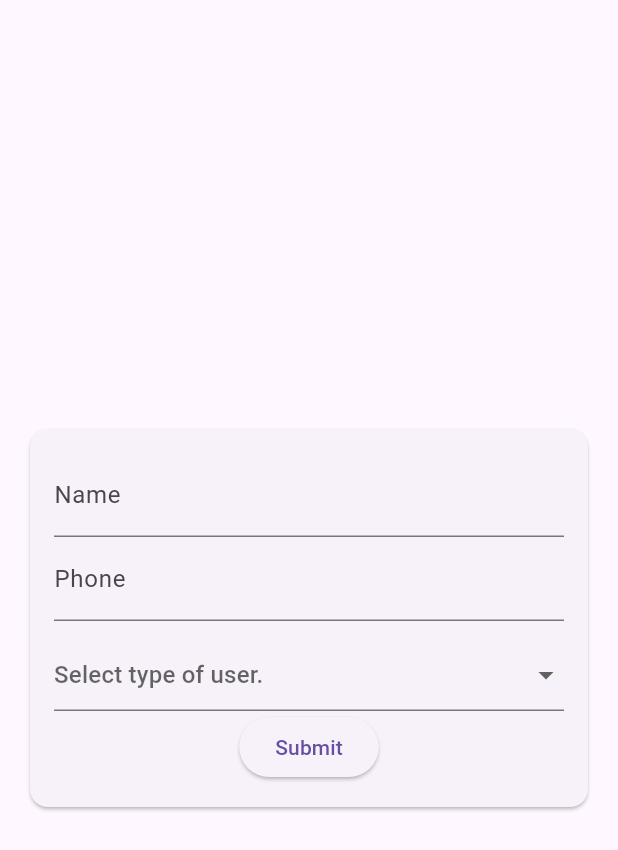
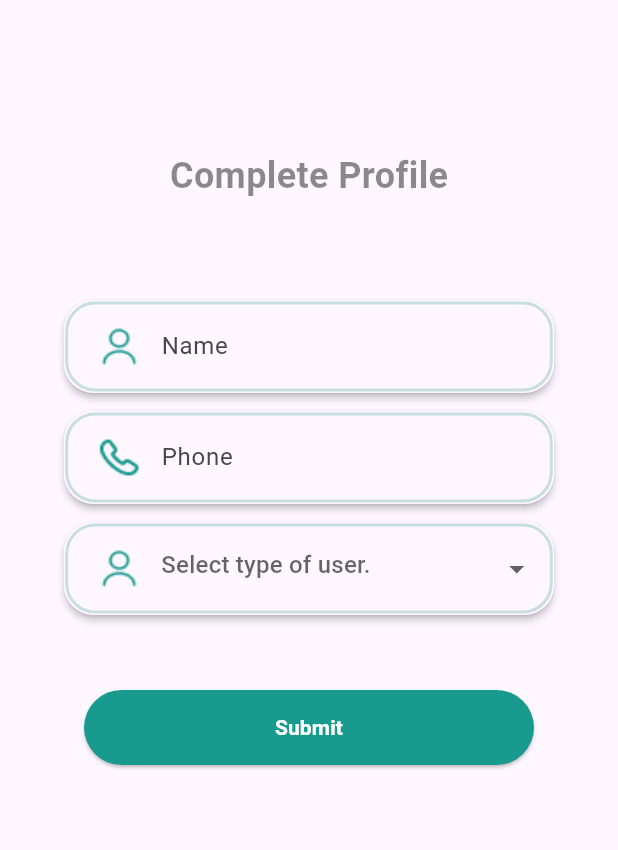
Before and after one commit to yjawais/WellBe-Brain-Tumor-Detection, a Flutter app: the ProfileInputScreen screen opened by its route, on a phone screen of 412 x 824 dp. Shown: the top 850 px of the screen. Run offline on Flutter 3.47's test engine with Material 2 defaults, Android fonts, the light colour scheme and no system bars; our stand-ins replace cloud_firestore, firebase_auth, firebase_core, flutter_profile_picture, google_sign_in, image_picker; accounts and stored records are empty; network calls fail.

Commit message:
complete profile ui done

```diff
--- a/lib/auth/screens/auth_screen.dart
+++ b/lib/auth/screens/auth_screen.dart
@@ -7,6 +7,7 @@ import 'package:cloud_firestore/cloud_firestore.dart';
 import 'package:major_proj_sbj/auth/screens/forgot_password_screen.dart';
 import 'package:major_proj_sbj/auth/screens/profile_input_screen.dart';
 import 'package:major_proj_sbj/auth/widgets/auth_form.dart';
+import 'package:google_sign_in/google_sign_in.dart';
 
 class AuthScreen extends StatefulWidget {
   static const String routeName = '/auth';
@@ -70,6 +71,22 @@ class _AuthScreenState extends State<AuthScreen> {
       });
     }
   }
+ Future<UserCredential> signInWithGoogle() async {
+  // Trigger the authentication flow
+  final GoogleSignInAccount? googleUser = await GoogleSignIn().signIn();
+
+  // Obtain the auth details from the request
+  final GoogleSignInAuthentication? googleAuth = await googleUser?.authentication;
+
+  // Create a new credential
+  final credential = GoogleAuthProvider.credential(
+    accessToken: googleAuth?.accessToken,
+    idToken: googleAuth?.idToken,
+  );
+
+  // Once signed in, return the UserCredential
+  return await FirebaseAuth.instance.signInWithCredential(credential);
+}
 
   @override
   Widget build(BuildContext context) {
@@ -139,7 +156,7 @@ class _AuthScreenState extends State<AuthScreen> {
                         ),
                       ),
 
-                      onPressed: () {}, //signInWithGoogle,
+                      onPressed:  signInWithGoogle,
                       child: Row(
                         mainAxisSize: MainAxisSize.min,
                         mainAxisAlignment: MainAxisAlignment.spaceEvenly,
--- a/lib/auth/screens/profile_input_screen.dart
+++ b/lib/auth/screens/profile_input_screen.dart
@@ -38,8 +38,8 @@ class _ProfileInputScreenState extends State<ProfileInputScreen> {
         'userType': userType,
         'isProfileComplete': isProfileComplete,
       }).then((_) => Navigator.of(ctx).pop()
-      // pushNamedAndRemoveUntil(
-      //     '/actual-home', (Route<dynamic> route) => false)
+          // pushNamedAndRemoveUntil(
+          //     '/actual-home', (Route<dynamic> route) => false)
           );
     } on PlatformException catch (error) {
       var message = 'An error occured.';
@@ -62,9 +62,29 @@ class _ProfileInputScreenState extends State<ProfileInputScreen> {
 
   @override
   Widget build(BuildContext context) {
-    return Scaffold(
-      backgroundColor: Theme.of(context).backgroundColor,
-      body: ProfileForm(_submitProfileForm, _isLoading),
+    return SafeArea(
+      child: Scaffold(
+        //backgroundColor: Theme.of(context).backgroundColor,
+        body: SingleChildScrollView(
+          child: Column(
+            children: [
+             const SizedBox(height: 100,),
+              const Text(
+                "Complete Profile",
+                textAlign: TextAlign.start,
+                style: TextStyle(
+
+                  color: Colors.black45,
+                  fontSize: 24,
+                  fontWeight: FontWeight.bold,
+                ),
+              ),
+               const SizedBox(height: 50,),
+              ProfileForm(_submitProfileForm, _isLoading),
+            ],
+          ),
+        ),
+      ),
     );
   }
 }
--- a/lib/auth/widgets/profile_form.dart
+++ b/lib/auth/widgets/profile_form.dart
@@ -1,5 +1,6 @@
 // ignore_for_file: public_member_api_docs, sort_constructors_first, library_private_types_in_public_api
 import 'package:flutter/material.dart';
+import 'package:major_proj_sbj/common/gradient_button.dart';
 
 // ignore: must_be_immutable
 class ProfileForm extends StatefulWidget {
@@ -44,8 +45,8 @@ class _ProfileFormState extends State<ProfileForm> {
   @override
   Widget build(BuildContext context) {
     return Center(
-      child: Card(
-        margin: const EdgeInsets.all(20),
+      // child: Card(
+      //   margin: const EdgeInsets.all(20),
         child: SingleChildScrollView(
           child: Padding(
             padding: const EdgeInsets.all(16),
@@ -54,7 +55,25 @@ class _ProfileFormState extends State<ProfileForm> {
               child: Column(
                 mainAxisSize: MainAxisSize.min,
                 children: [
-                  TextFormField(
+                  Material(
+                    elevation: 2,
+                    borderRadius: BorderRadius.circular(20),
+                    child: Container(
+                      height: 60,
+                      width: 325,
+                      margin: const EdgeInsets.all(1),
+                      padding: const EdgeInsets.symmetric(
+                        horizontal: 10,
+                        vertical: 5,
+                      ),
+                      decoration: BoxDecoration(
+                        borderRadius: BorderRadius.circular(20),
+                        border: Border.all(
+                          color: const Color.fromARGB(255, 201, 223, 223),
+                          width: 2,
+                        ),
+                      ),
+                      child: TextFormField(
                         key: const ValueKey('username'),
                         validator: (value) {
                           if (value!.isEmpty || value.length < 4) {
@@ -62,14 +81,45 @@ class _ProfileFormState extends State<ProfileForm> {
                           }
                           return null;
                         },
-                    decoration: const InputDecoration(
+                        decoration:  InputDecoration(
+                          border: InputBorder.none,
                           labelText: 'Name',
+                          prefixIcon: Padding(
+                          padding: const EdgeInsets.all(10.0),
+                          child: Image.asset(
+                            'assets/images/User.png',
+                            width: 24,
+                            height: 24,
+                            fit: BoxFit.fill,
+                          ),
+                        ),
                         ),
                         onSaved: (value) {
                           _username = value.toString();
                         },
                       ),
-                  TextFormField(
+                    ),
+                  ),
+                    const SizedBox(height: 12),
+                  Material(
+                    elevation: 2,
+                    borderRadius: BorderRadius.circular(20),
+                    child: Container(
+                      height: 60,
+                      width: 325,
+                      margin: const EdgeInsets.all(1),
+                      padding: const EdgeInsets.symmetric(
+                        horizontal: 10,
+                        vertical: 5,
+                      ),
+                      decoration: BoxDecoration(
+                        borderRadius: BorderRadius.circular(20),
+                        border: Border.all(
+                          color: const Color.fromARGB(255, 201, 223, 223),
+                          width: 2,
+                        ),
+                      ),
+                      child: TextFormField(
                         key: const ValueKey('phone'),
                         validator: (value) {
                           if (value!.isEmpty || value.length != 10) {
@@ -77,16 +127,59 @@ class _ProfileFormState extends State<ProfileForm> {
                           }
                           return null;
                         },
-                    decoration: const InputDecoration(
+                        decoration: InputDecoration(
                           labelText: 'Phone',
+                          border: InputBorder.none,
+                          prefixIcon: Padding(
+                          padding: const EdgeInsets.all(10.0),
+                          child: Image.asset(
+                            'assets/images/call.png',
+                            width: 24,
+                            height: 24,
+                            fit: BoxFit.fill,
+                          ),
+                        ),
                         ),
                         onSaved: (value) {
                           _phone = value.toString();
                         },
                         keyboardType: TextInputType.number,
                       ),
+                    ),
+                  ),
                   const SizedBox(height: 12),
-                  DropdownButtonFormField<String>(
+                  Material(
+                    elevation: 2,
+                    borderRadius: BorderRadius.circular(20),
+                    child: Container(
+                      height: 60,
+                      width: 325,
+                      margin: const EdgeInsets.all(1),
+                      padding: const EdgeInsets.symmetric(
+                        horizontal: 10,
+                        vertical: 5,
+                      ),
+                      decoration: BoxDecoration(
+                        borderRadius: BorderRadius.circular(20),
+                        border: Border.all(
+                          color: const Color.fromARGB(255, 201, 223, 223),
+                          width: 2,
+                        ),
+                      ),
+                      child: DropdownButtonFormField<String>(
+
+                        decoration:  InputDecoration(
+                          border: InputBorder.none,
+                          prefixIcon: Padding(
+                          padding: const EdgeInsets.all(10.0),
+                          child: Image.asset(
+                            'assets/images/User.png',
+                            width: 24,
+                            height: 24,
+                            fit: BoxFit.fill,
+                          ),
+                        ),
+                        ),
                         hint: const Text("Select type of user."),
                         isExpanded: true,
                         items: <String>[
@@ -113,29 +206,22 @@ class _ProfileFormState extends State<ProfileForm> {
                           _userType = value.toString();
                         },
                       ),
-
+                    ),
+                  ),
+                    const SizedBox(height: 50),
                   if (widget.isLoading) const CircularProgressIndicator(),
                   if (!widget.isLoading)
-                    ElevatedButton(
-                      onPressed: _trySubmit,
-                      child: const Text('Submit'),
+                    GradientButton(
+                      function: _trySubmit,
+                      text: 'Submit',
+                      buttonWidth: 300,
                     ),
-                  // if (!widget.isLoading)
-                  //   TextButton(
-                  //     onPressed: () {
-                  //       setState(() {
-                  //         _isLogin = !_isLogin;
-                  //       });
-                  //     },
-                  //     child: Text(
-                  //         _isLogin ? 'Signup Instead' : 'Already signed in'),
-                  //   ),
                 ],
               ),
             ),
           ),
         ),
-      ),
+     // ),
     );
   }
 }
--- a/pubspec.yaml
+++ b/pubspec.yaml
@@ -37,6 +37,7 @@ dependencies:
   # Use with the CupertinoIcons class for iOS style icons.
   cupertino_icons: ^1.0.2
   flutter_profile_picture: ^2.0.0
+  google_sign_in: ^5.4.0
 dev_dependencies:
   flutter_test:
     sdk: flutter
```
Also changed, not shown: assets/images/User.png (added), assets/images/call.png (added), pubspec.lock, 1 other file. Lines whose indentation alone changed are shown as unchanged.
